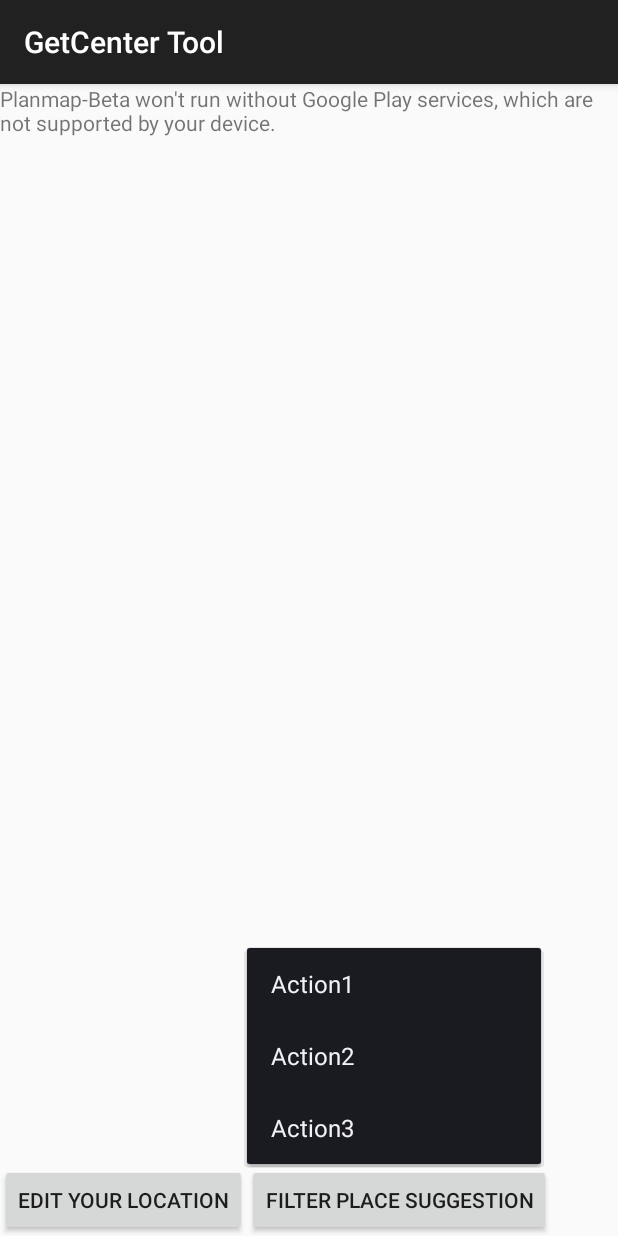
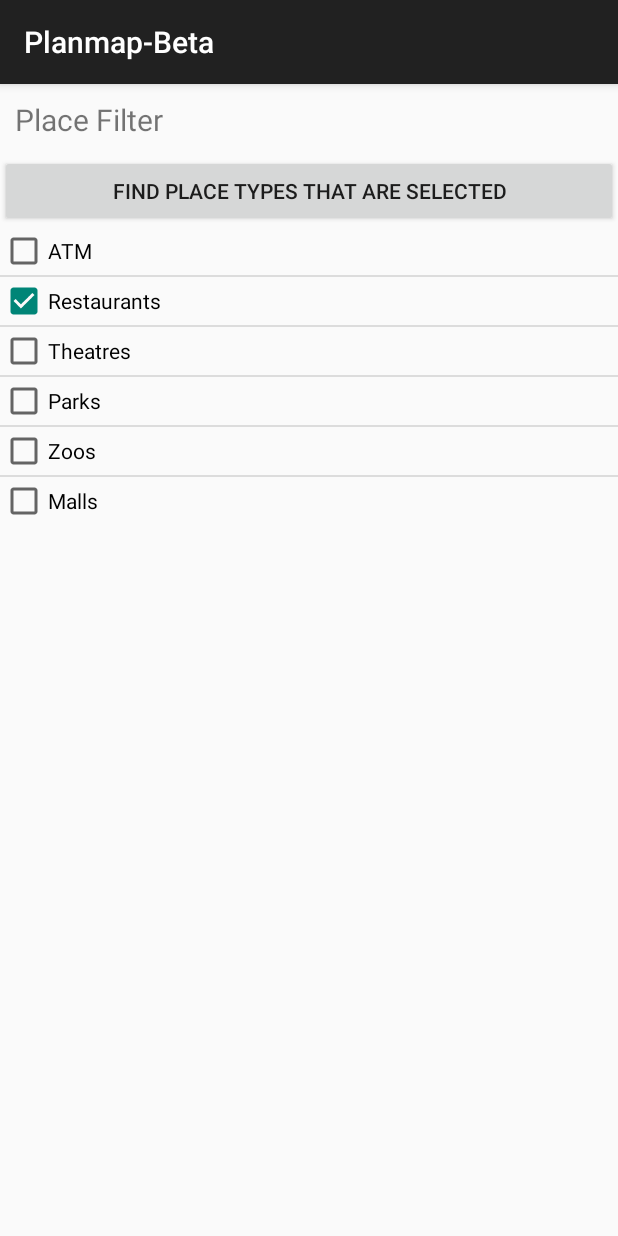
Before and after one commit to rahul-soshte/Cool, an Android app: the GetCenter screen opened directly, with no data from a screen before it, after a tap on "FILTER PLACE SUGGESTION", on a phone screen of 412 x 824 dp. Run offline under Robolectric (Android 15) with nearby library versions, the phone set to English and light mode, and no system bars.

Commit message:
Filter.java Almost Done

```diff
--- a/app/build.gradle
+++ b/app/build.gradle
@@ -46,9 +46,9 @@ dependencies {
     compile 'com.android.support.constraint:constraint-layout:1.0.0-alpha7'
     compile 'com.google.code.gson:gson:2.8.1'
     compile 'com.google.android.gms:play-services-maps:10.2.1'
+    compile 'com.google.android.gms:play-services:10.2.1'
     androidTestCompile 'com.android.support.test:runner:0.5'
     androidTestCompile 'com.android.support.test:rules:0.5'
     androidTestCompile 'com.android.support.test.uiautomator:uiautomator-v18:2.1.2'
     androidTestCompile 'com.android.support:support-annotations:25.0.1'
-    compile 'com.google.android.gms:play-services:10.2.1'
 }
--- a/app/src/main/AndroidManifest.xml
+++ b/app/src/main/AndroidManifest.xml
@@ -5,15 +5,13 @@
     <uses-permission android:name="android.permission.INTERNET" />
     <uses-permission android:name="android.permission.ACCESS_NETWORK_STATE" />
     <uses-permission android:name="android.permission.ACCESS_FINE_LOCATION" />
-    <uses-permission android:name="android.permission.ACCESS_COARSE_LOCATION"/>
+    <uses-permission android:name="android.permission.ACCESS_COARSE_LOCATION" />
 
     <!--
          The ACCESS_COARSE/FINE_LOCATION permissions are not required to use
          Google Maps Android API v2, but you must specify either coarse or fine
          location permissions for the 'MyLocation' functionality.
     -->
-
-
     <application
         android:allowBackup="true"
         android:icon="@mipmap/logo"
@@ -68,6 +66,8 @@
             android:name=".CoreFunctionality.GetCenter"
             android:label="GetCenter Tool"
             android:theme="@style/AppTheme" />
+        <activity android:name=".CoreFunctionality.Filters"
+            android:theme="@style/AppTheme"></activity>
     </application>
 
 </manifest>
--- /dev/null
+++ b/app/src/main/java/com/example/hunter/planstart/CoreFunctionality/Filters.java
@@ -0,0 +1,170 @@
+package com.example.hunter.planstart.CoreFunctionality;
+
+import android.content.Context;
+import android.os.Bundle;
+import android.support.v7.app.AppCompatActivity;
+import android.view.LayoutInflater;
+import android.view.View;
+import android.view.ViewGroup;
+import android.widget.ArrayAdapter;
+import android.widget.Button;
+import android.widget.CheckBox;
+import android.widget.ListView;
+import android.widget.TextView;
+import android.widget.Toast;
+
+import com.example.hunter.planstart.Places.PlaceType;
+import com.example.hunter.planstart.R;
+
+import java.util.ArrayList;
+
+public class Filters extends AppCompatActivity {
+    ListView lv;
+    String[] Types = {"ATM", "Restaurants", "Theatres","Parks","Zoos","Malls"};
+
+private PlaceTypesAdapter adapter;
+private ArrayList<PlaceType> place_choosen_type_list=new ArrayList<>();
+
+    @Override
+    protected void onCreate(Bundle savedInstanceState) {
+
+        super.onCreate(savedInstanceState);
+        setContentView(R.layout.activity_filters);
+        lv=(ListView)findViewById(R.id.FilterList);
+        //Generate list View from ArrayList
+        displayListView();
+
+        checkButtonClick();
+    }
+    private void displayListView()
+    {
+        for(int i=0;i<Types.length;i++) {
+            PlaceType placeType;
+            if(Types[i].equals("Restaurants") || Types[i].equals("Restaurants")) {
+                placeType = new PlaceType(Types[i], true);
+            }
+            else{
+                placeType = new PlaceType(Types[i], false);
+            }
+            place_choosen_type_list.add(placeType);
+            adapter=new PlaceTypesAdapter (this, R.layout.place_type, place_choosen_type_list);
+            lv.setAdapter(adapter);
+        }
+    }
+    private class PlaceTypesAdapter extends ArrayAdapter<PlaceType> {
+
+
+        private ArrayList<PlaceType> place_type_choosen_list;
+
+        public PlaceTypesAdapter(Context context, int textViewResourceId, ArrayList<PlaceType> place_type_choosen_list)
+        {
+            super(context,textViewResourceId,place_type_choosen_list);
+
+            this.place_type_choosen_list = new ArrayList<PlaceType>();
+            this.place_type_choosen_list.addAll(place_type_choosen_list);
+        }
+
+        private class ViewHolder {
+            TextView code;
+            CheckBox name;
+        }
+
+        @Override
+        public View getView(int position, View convertView, ViewGroup parent) {
+
+            ViewHolder holder = null;
+            //  Log.v("ConvertView", String.valueOf(position));
+
+            if (convertView == null) {
+                LayoutInflater vi = (LayoutInflater)getSystemService(
+                        Context.LAYOUT_INFLATER_SERVICE);
+                convertView = vi.inflate(R.layout.place_type, null);
+
+                holder = new ViewHolder();
+                holder.code = (TextView) convertView.findViewById(R.id.PlaceTypeName);
+                holder.name = (CheckBox) convertView.findViewById(R.id.check);
+                convertView.setTag(holder);
+
+                holder.name.setOnClickListener( new View.OnClickListener() {
+                    public void onClick(View v) {
+                        CheckBox cb = (CheckBox) v ;
+                        PlaceType placeType=(PlaceType)cb.getTag();
+                        //UserOne userOne=(UserOne)cb.getTag();
+                        //Country country = (Country) cb.getTag();
+                        Toast.makeText(getApplicationContext(),
+                                "Clicked on Checkbox: " + cb.getText() +
+                                        " is " + cb.isChecked(),
+                                Toast.LENGTH_LONG).show();
+                        placeType.setCheck_filter(cb.isChecked());
+                    }
+                });
+            }
+            else {
+                holder = (ViewHolder) convertView.getTag();
+            }
+
+            PlaceType placeType = place_type_choosen_list.get(position);
+            holder.name.setText(placeType.getName());
+            holder.name.setChecked(placeType.isCheck_filter());
+            holder.name.setTag(placeType);
+
+            return convertView;
+
+        }
+    /*
+    public View getView(int position, View convertView, ViewGroup parent)
+    {
+        ViewHolder holder = null;
+
+        View v=convertView;
+
+        if(v==null)
+        {
+            LayoutInflater inflater=(LayoutInflater)getContext().getSystemService(Context.LAYOUT_INFLATER_SERVICE);
+            v=inflater.inflate(R.layout.place_type,null);
+        }
+        String i=array[position];
+        if(i!=null)
+        {
+            TextView tn=(TextView)v.findViewById(R.id.PlaceTypeName);
+
+            if(tn!=null)
+            {
+                tn.setText(i);
+
+            }
+
+        }
+        return v;
+    }
+    */
+
+    }
+    private void checkButtonClick() {
+
+
+        Button myButton = (Button) findViewById(R.id.findSelected);
+        myButton.setOnClickListener(new View.OnClickListener() {
+
+            @Override
+            public void onClick(View v) {
+
+                StringBuffer responseText = new StringBuffer();
+                responseText.append("The following were selected...\n");
+
+                for(int i=0;i<place_choosen_type_list.size();i++){
+                    PlaceType placeType = place_choosen_type_list.get(i);
+                    if(placeType.isCheck_filter()){
+                        responseText.append("\n" + placeType.getName());
+                    }
+                }
+
+                Toast.makeText(getApplicationContext(),
+                        responseText, Toast.LENGTH_LONG).show();
+
+            }
+        });
+
+    }
+
+}
--- a/app/src/main/java/com/example/hunter/planstart/CoreFunctionality/GetCenter.java
+++ b/app/src/main/java/com/example/hunter/planstart/CoreFunctionality/GetCenter.java
@@ -8,11 +8,9 @@ import android.view.ContextMenu;
 import android.view.MenuInflater;
 import android.view.MenuItem;
 import android.view.View;
+import android.view.View.OnClickListener;
 import android.widget.Button;
 import android.widget.Toast;
-import android.view.View.OnClickListener;
-import android.widget.PopupMenu;
-import android.widget.PopupMenu.OnMenuItemClickListener;
 
 import com.example.hunter.planstart.Events.EventsOne;
 import com.example.hunter.planstart.GPS.GPSTracker;
@@ -84,25 +82,8 @@ String API_KEY="AIzaSyDiJ02luwrL_VxUo3E4al2eJqo45mSEzns";
 
             @Override
             public void onClick(View v) {
-                /** Instantiating PopupMenu class */
-                PopupMenu popup = new PopupMenu(getBaseContext(), v);
-
-                /** Adding menu items to the popumenu */
-                popup.getMenuInflater().inflate(R.menu.popup_menu, popup.getMenu());
-
-                /** Defining menu item click listener for the popup menu */
-                popup.setOnMenuItemClickListener(new OnMenuItemClickListener() {
-
-                    @Override
-                    public boolean onMenuItemClick(MenuItem item) {
-                        Toast.makeText(getBaseContext(), "You selected the action : " + item.getTitle(), Toast.LENGTH_SHORT).show();
-                        return true;
-                    }
-                });
-
-                /** Showing the popup menu */
-                popup.show();
-
+Intent intent=new Intent(getApplicationContext(),Filters.class);
+                startActivity(intent);
             }
         };
 
--- a/app/src/main/java/com/example/hunter/planstart/CustomAdapter/EventAdapter.java
+++ b/app/src/main/java/com/example/hunter/planstart/CustomAdapter/EventAdapter.java
@@ -17,6 +17,7 @@ import java.util.ArrayList;
  */
 
 public class EventAdapter extends ArrayAdapter {
+
     private ArrayList<EventsOne> events;
 
     public EventAdapter(Context context, int textViewResourceId, ArrayList<EventsOne> events)
--- a/app/src/main/java/com/example/hunter/planstart/Events/EventActivityClass/PlanRoom.java
+++ b/app/src/main/java/com/example/hunter/planstart/Events/EventActivityClass/PlanRoom.java
@@ -41,7 +41,6 @@ private PlanToolListListener listener;
         PlanTools=(ListView)getActivity().findViewById(R.id.Toolslist);
         ArrayAdapter<String> adapter = new ArrayAdapter<String>(getActivity(), android.R.layout.simple_list_item_1, android.R.id.text1,Tools);
         PlanTools.setAdapter(adapter);
-
         PlanTools.setOnItemClickListener(new AdapterView.OnItemClickListener() {
 
             public void onItemClick(AdapterView<?> parent, View view, int position, long id){
--- a/app/src/main/java/com/example/hunter/planstart/Events/EventParticipantDetails.java
+++ b/app/src/main/java/com/example/hunter/planstart/Events/EventParticipantDetails.java
@@ -97,14 +97,11 @@ TextView tv=(TextView)findViewById(R.id.addpeep);
         @Override
         protected String doInBackground(String... strings)
         {
-
             try {
                 if (!(LoginActivity.isReachable("192.168.42.151",80,500)))
                 {
                     return "Not Connected or Server Down or No Signal";
-
                 }
-
                 HttpHandler sh = new HttpHandler();
                 URL url = new URL(listpeopleinevent_url);
                 HttpURLConnection conn = (HttpURLConnection) url.openConnection();
--- /dev/null
+++ b/app/src/main/java/com/example/hunter/planstart/Places/PlaceType.java
@@ -0,0 +1,59 @@
+package com.example.hunter.planstart.Places;
+
+/**
+ * Created by hunter on 9/7/17.
+ */
+
+public class PlaceType {
+    boolean check_filter=false;
+    String code = null;
+    String name = null;
+    //boolean selected = false;
+   /*
+    public Country(String code, String name, boolean selected) {
+        super();
+        this.code = code;
+        this.name = name;
+        this.selected = selected;
+    }
+*/
+
+    public PlaceType(String code,String name,boolean check_filter)
+    {
+
+        this.code=code;
+        this.check_filter=check_filter;
+        this.name=name;
+
+    }
+    public PlaceType(String name,boolean check_filter)
+    {
+        this.check_filter=check_filter;
+        this.name=name;
+
+    }
+
+    public String getCode() {
+        return code;
+    }
+    public void setCode(String code) {
+        this.code = code;
+    }
+    public String getName() {
+        return name;
+    }
+    public void setName(String name) {
+        this.name = name;
+    }
+
+
+    public void setCheck_filter(boolean check_filter)
+    {
+        this.check_filter=check_filter;
+    }
+    public boolean isCheck_filter()
+    {
+        return check_filter;
+    }
+
+}
--- a/app/src/main/java/com/example/hunter/planstart/Places/PlacesOne.java
+++ b/app/src/main/java/com/example/hunter/planstart/Places/PlacesOne.java
@@ -8,6 +8,8 @@ public class PlacesOne {
      String name;
      double longitude;
      double latitude;
+
+
 public PlacesOne(String name, double latitude, double longitude)
 {
     this.name=name;
@@ -17,7 +19,6 @@ public PlacesOne(String name, double latitude, double longitude)
 }
 public String getPlaceName() {
     return name;
-
 }
 public void setLongitude(double longitude)
 {this.longitude=longitude;
@@ -35,4 +36,6 @@ public double getLatitude()
         return longitude;
 
     }
+
+
 }
--- /dev/null
+++ b/app/src/main/res/layout/activity_filters.xml
@@ -0,0 +1,26 @@
+<?xml version="1.0" encoding="utf-8"?>
+<RelativeLayout xmlns:android="http://schemas.android.com/apk/res/android"
+    android:layout_width="match_parent"
+    android:layout_height="match_parent"
+    >
+
+    <TextView
+        android:id="@+id/place_filter_text"
+        android:layout_width="fill_parent"
+        android:layout_height="wrap_content" android:padding="10dp"
+        android:text="@string/place_filter" android:textSize="20sp" />
+
+    <Button
+        android:id="@+id/findSelected"
+        android:layout_width="match_parent"
+        android:layout_height="wrap_content"
+        android:layout_below="@+id/place_filter_text"
+        android:text="Find Place Types that are Selected" />
+
+    <ListView
+        android:id="@+id/FilterList"
+        android:layout_below="@+id/findSelected"
+        android:layout_width="wrap_content"
+        android:layout_height="wrap_content"/>
+
+</RelativeLayout>
--- /dev/null
+++ b/app/src/main/res/layout/activity_get_center_one.xml
@@ -0,0 +1,9 @@
+<?xml version="1.0" encoding="utf-8"?>
+<android.support.constraint.ConstraintLayout xmlns:android="http://schemas.android.com/apk/res/android"
+    xmlns:app="http://schemas.android.com/apk/res-auto"
+    xmlns:tools="http://schemas.android.com/tools"
+    android:layout_width="match_parent"
+    android:layout_height="match_parent"
+    tools:context="com.example.hunter.planstart.CoreFunctionality.GetCenterOne">
+
+</android.support.constraint.ConstraintLayout>
--- /dev/null
+++ b/app/src/main/res/layout/place_type.xml
@@ -0,0 +1,16 @@
+<?xml version="1.0" encoding="utf-8"?>
+<RelativeLayout xmlns:android="http://schemas.android.com/apk/res/android"
+    android:layout_width="match_parent" android:layout_height="match_parent">
+<CheckBox
+    android:id="@+id/check"
+    android:layout_width="wrap_content"
+    android:layout_height="wrap_content"
+    />
+
+  <TextView
+      android:id="@+id/PlaceTypeName"
+      android:layout_toRightOf="@+id/check"
+      android:layout_width="wrap_content"
+      android:layout_height="wrap_content" />
+
+</RelativeLayout>
--- a/app/src/main/res/values/strings.xml
+++ b/app/src/main/res/values/strings.xml
@@ -86,5 +86,6 @@
     <string name="action1">Action1</string>
     <string name="action2">Action2</string>
     <string name="action3">Action3</string>
+    <string name="place_filter">Place Filter</string>
 
 </resources>
```
Also changed, not shown: app/src/main/java/com/example/hunter/planstart/HttpHandler.java (+10 -0 lines).
